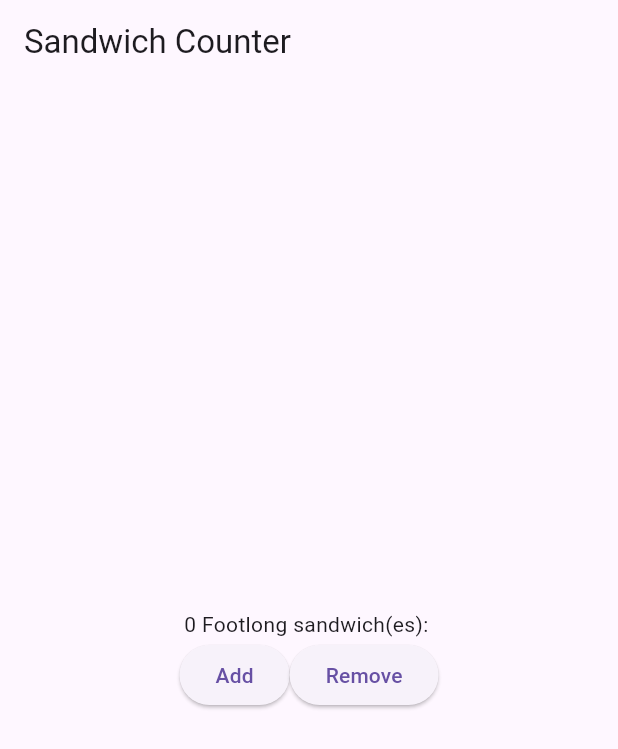
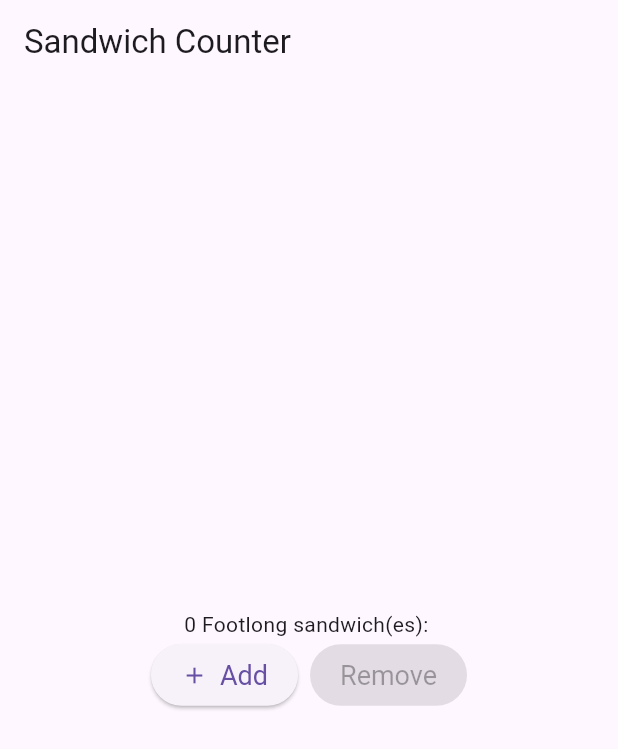
Before and after one commit to TimiOrejupe/sandwich_shop, a Flutter app: the screen it shows after launch, on a phone screen of 412 x 824 dp. Shown: the top 749 px of the screen. Run offline on Flutter 3.47's test engine with Material 3 defaults, Android fonts, the phone set to English and light mode, and no system bars.

Commit message:
Added disabeling to Buttons

```diff
--- a/lib/main.dart
+++ b/lib/main.dart
@@ -59,12 +59,20 @@ void _decreaseQuantity() {
             Row(
               mainAxisAlignment: MainAxisAlignment.center,
               children: [
-                ElevatedButton(
-                  onPressed: _increaseQuantity,
-                  child: const Text('Add'),
-                ),
-                ElevatedButton(
-                  onPressed: _decreaseQuantity,
+          StyledButton(
+            onPressed: _quantity < widget.maxQuantity ? _increaseQuantity : null,
+             child: Row(
+                      mainAxisSize: MainAxisSize.min,
+                      children: const[
+                        Icon(Icons.add),
+                        SizedBox(width: 8),
+                        Text('Add'),
+                      ],
+                     )
+                      ),
+                const SizedBox(width: 8),
+                StyledButton(
+                  onPressed: _quantity > 0 ? _decreaseQuantity : null,
                  child: const Text('Remove'),
                 ),
               ],
@@ -72,6 +80,25 @@ void _decreaseQuantity() {
           ],
         ),
       ),
+    );
+  }
+}
+
+class StyledButton extends StatelessWidget {
+  final VoidCallback? onPressed;
+  final Widget child;
+
+  const StyledButton({this.onPressed, required this.child, super.key});
+
+  @override
+  Widget build(BuildContext context) {
+    return ElevatedButton(
+      onPressed: onPressed,
+      style: ElevatedButton.styleFrom(
+        padding: const EdgeInsets.symmetric(horizontal: 20, vertical: 10),
+        textStyle: const TextStyle(fontSize: 18),
+      ),
+      child: child,
     );
   }
 }
```
